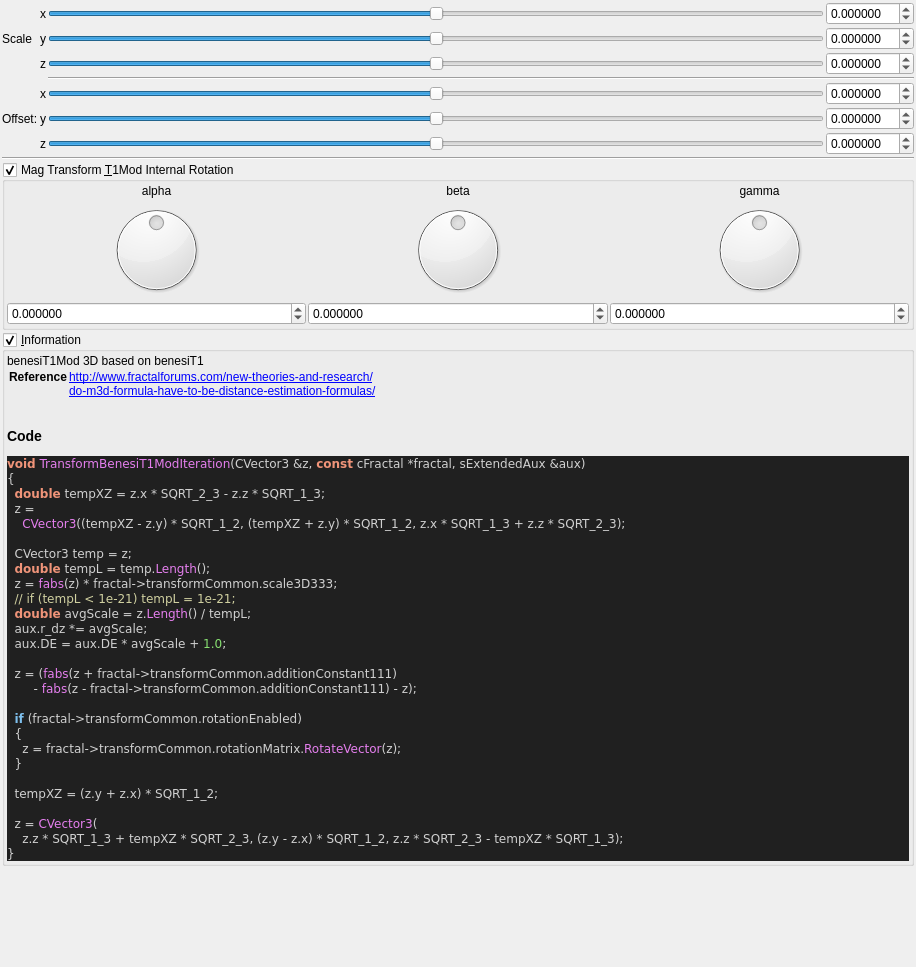
Before: the Qt Designer form mandelbulber2/qt_data/fractal_transf_benesi_T1Mod.ui in buddhi1980/mandelbulber2, drawn with Qt 5.
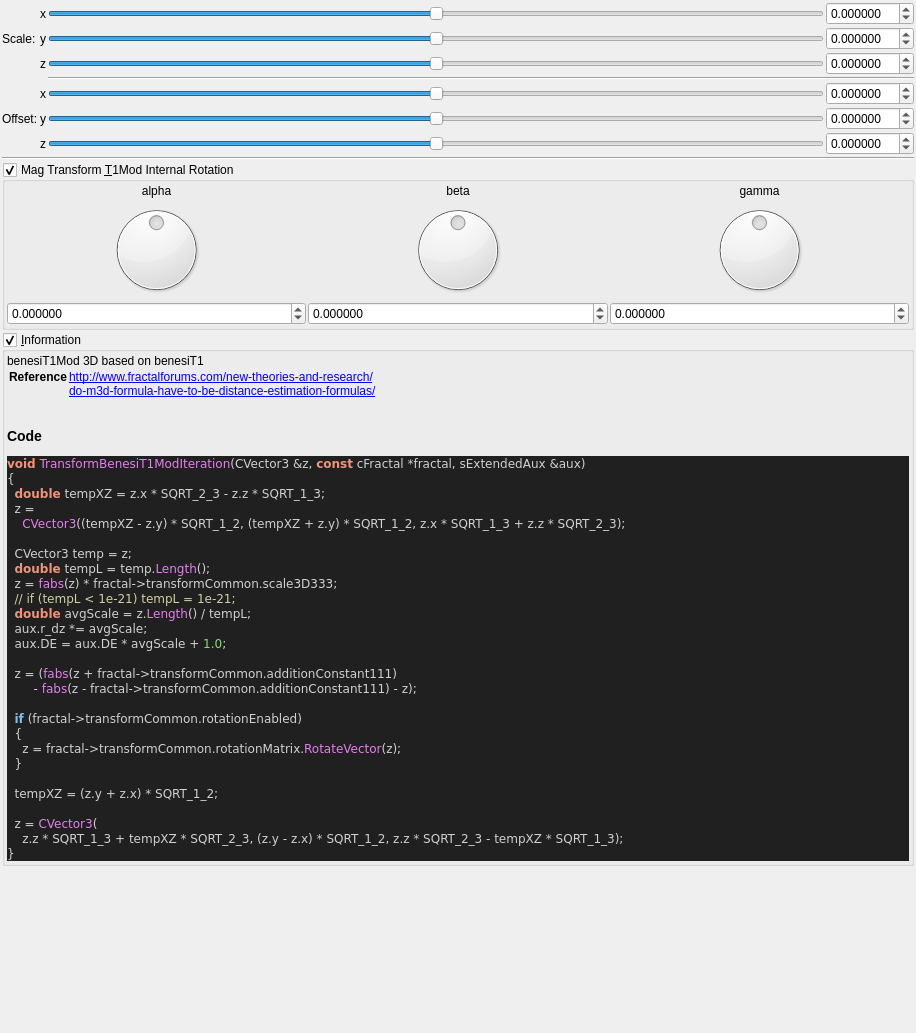
After: the same form once the commit is applied. Custom widgets are drawn as their Qt base class.

```diff
--- a/mandelbulber2/qt_data/fractal_transf_benesi_T1Mod.ui
+++ b/mandelbulber2/qt_data/fractal_transf_benesi_T1Mod.ui
@@ -7,7 +7,7 @@
     <x>0</x>
     <y>0</y>
     <width>916</width>
-    <height>967</height>
+    <height>1033</height>
    </rect>
   </property>
   <property name="windowTitle">
@@ -116,7 +116,7 @@
      <item row="1" column="1">
       <widget class="QLabel" name="label_258">
        <property name="text">
-        <string>Scale</string>
+        <string>Scale:</string>
        </property>
       </widget>
      </item>
```
Left out of the diff: 22 changed lines with no effect on the pictures.
